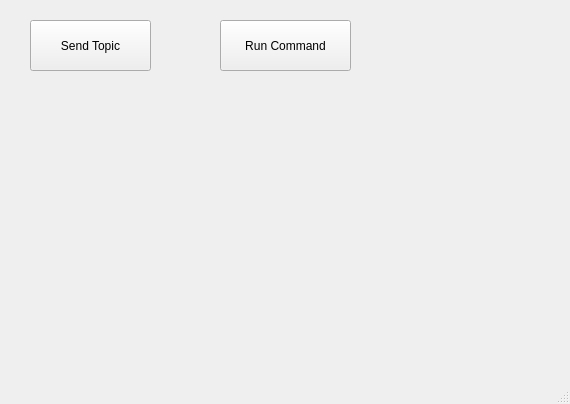
ENTC-FYP-19-G08/ismrr, file UI/smrr_ui/src/ui/mainwindow.ui: the form before one commit.
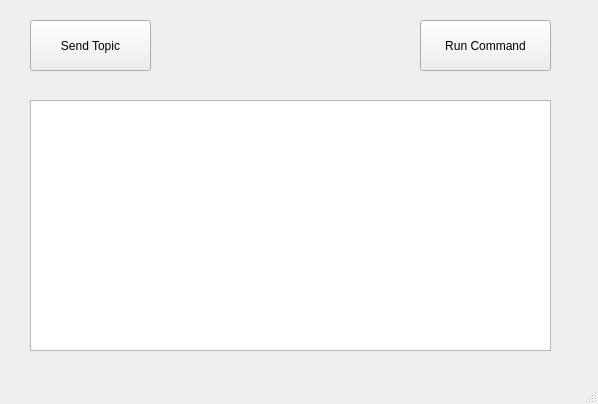
The form after the commit.

Commit message: add scrollable text view output

```diff
--- a/UI/smrr_ui/src/ui/mainwindow.ui
+++ b/UI/smrr_ui/src/ui/mainwindow.ui
@@ -6,7 +6,7 @@
    <rect>
     <x>0</x>
     <y>0</y>
-    <width>570</width>
+    <width>598</width>
     <height>404</height>
    </rect>
   </property>
@@ -14,22 +14,6 @@
    <string>MainWindow</string>
   </property>
   <widget class="QWidget" name="centralwidget">
-   <widget class="QLabel" name="label">
-    <property name="geometry">
-     <rect>
-      <x>40</x>
-      <y>110</y>
-      <width>501</width>
-      <height>241</height>
-     </rect>
-    </property>
-    <property name="text">
-     <string/>
-    </property>
-    <property name="alignment">
-     <set>Qt::AlignCenter</set>
-    </property>
-   </widget>
    <widget class="QPushButton" name="pushButton">
     <property name="geometry">
      <rect>
@@ -46,7 +30,7 @@
    <widget class="QPushButton" name="pushButton2">
     <property name="geometry">
      <rect>
-      <x>220</x>
+      <x>420</x>
       <y>20</y>
       <width>131</width>
       <height>51</height>
@@ -56,6 +40,32 @@
      <string>Run Command</string>
     </property>
    </widget>
+   <widget class="QLabel" name="label">
+    <property name="geometry">
+     <rect>
+      <x>230</x>
+      <y>20</y>
+      <width>111</width>
+      <height>61</height>
+     </rect>
+    </property>
+    <property name="text">
+     <string/>
+    </property>
+    <property name="alignment">
+     <set>Qt::AlignBottom|Qt::AlignLeading|Qt::AlignLeft</set>
+    </property>
+   </widget>
+   <widget class="QTextEdit" name="textEdit">
+    <property name="geometry">
+     <rect>
+      <x>30</x>
+      <y>100</y>
+      <width>521</width>
+      <height>251</height>
+     </rect>
+    </property>
+   </widget>
   </widget>
   <widget class="QMenuBar" name="menubar">
    <property name="geometry">
```
Left out of the diff: 2 changed lines with no effect on the pictures. The commit also changes 2 other files.
